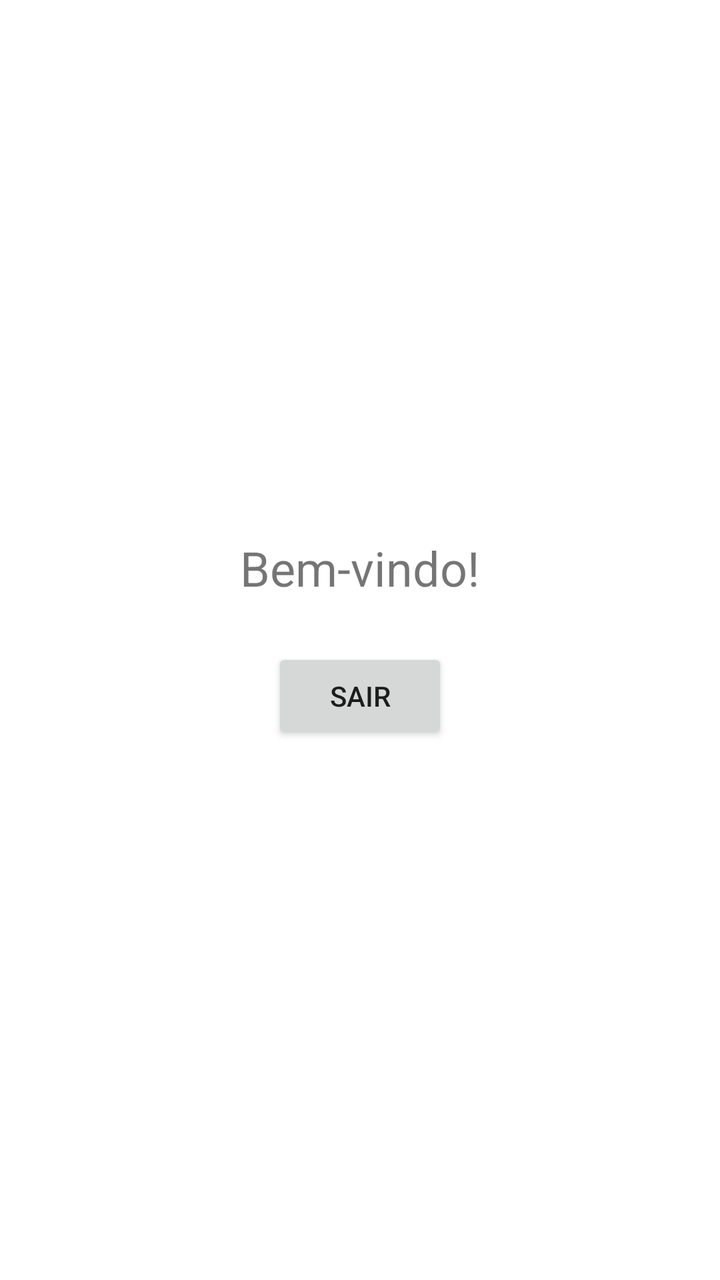
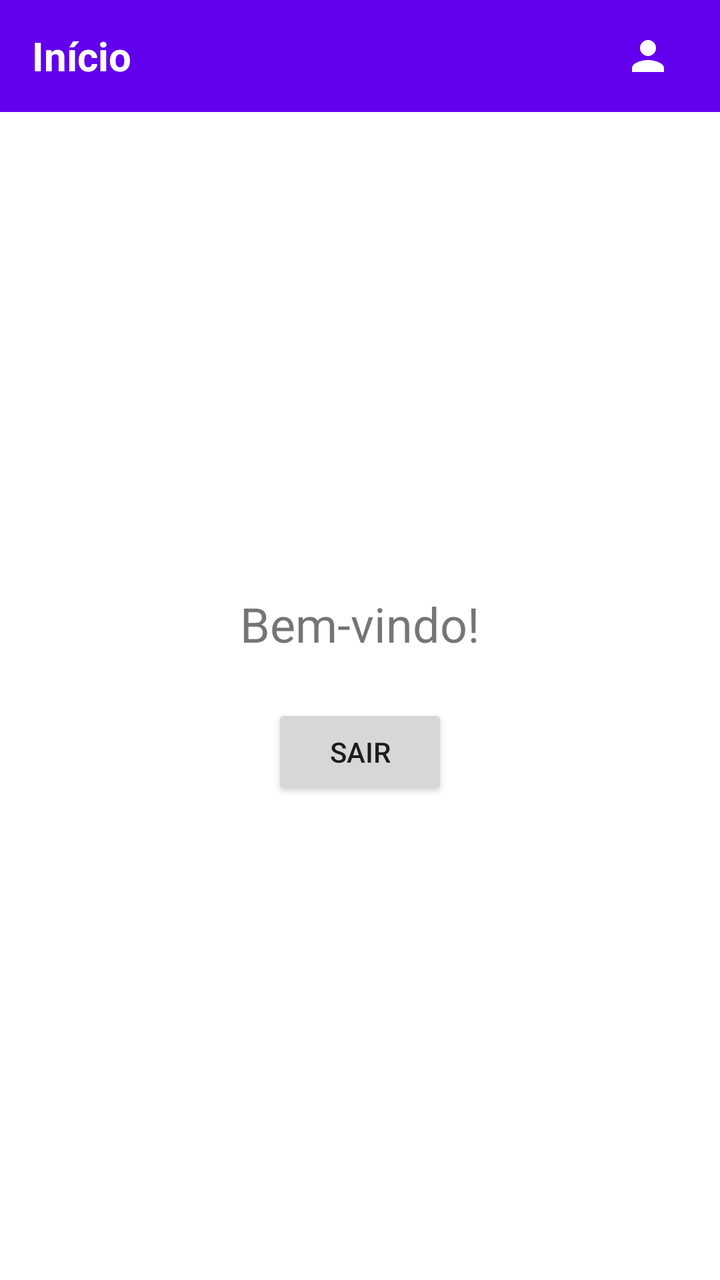

Two renders of the same Android screen: before a commit and after it. Below are the layout's source before the change and the commit's diff.
<!-- AndroidManifest.xml: application theme Theme.Brcomurimeuprojeto -->
<!-- res/layout/activity_home.xml -->
<?xml version="1.0" encoding="utf-8"?>
<LinearLayout xmlns:android="http://schemas.android.com/apk/res/android"
    android:layout_width="match_parent"
    android:layout_height="match_parent"
    android:orientation="vertical"
    android:padding="16dp"
    android:gravity="center">

    <TextView
        android:id="@+id/tvWelcome"
        android:layout_width="wrap_content"
        android:layout_height="wrap_content"
        android:text="Bem-vindo!"
        android:textSize="24sp"
        android:layout_marginBottom="24dp"/>

    <Button
        android:id="@+id/btnLogout"
        android:layout_width="wrap_content"
        android:layout_height="wrap_content"
        android:text="Sair" />

</LinearLayout>
<!-- resources referenced by this layout -->
<resources>
  <style name="Theme.Brcomurimeuprojeto" parent="Theme.MaterialComponents.DayNight.DarkActionBar">
          
          <item name="colorPrimary">@color/purple_500</item>
          <item name="colorPrimaryVariant">@color/purple_700</item>
          <item name="colorOnPrimary">@color/white</item>
          
          <item name="colorSecondary">@color/teal_200</item>
          <item name="colorSecondaryVariant">@color/teal_700</item>
          <item name="colorOnSecondary">@color/black</item>
          
          <item name="android:statusBarColor">?attr/colorPrimaryVariant</item>
          
      </style>
  <color name="purple_500">#FF6200EE</color>
  <color name="purple_700">#FF3700B3</color>
  <color name="white">#FFFFFFFF</color>
  <color name="teal_200">#FF03DAC5</color>
  <color name="teal_700">#FF018786</color>
  <color name="black">#FF000000</color>
</resources>

<!-- the commit's change to res/layout/activity_home.xml (unified diff, before → after) -->
@@ -1,23 +1,61 @@
 <?xml version="1.0" encoding="utf-8"?>
 <LinearLayout xmlns:android="http://schemas.android.com/apk/res/android"
+    xmlns:app="http://schemas.android.com/apk/res-auto"
     android:layout_width="match_parent"
     android:layout_height="match_parent"
-    android:orientation="vertical"
-    android:padding="16dp"
-    android:gravity="center">
+    android:orientation="vertical">
 
-    <TextView
-        android:id="@+id/tvWelcome"
-        android:layout_width="wrap_content"
-        android:layout_height="wrap_content"
-        android:text="Bem-vindo!"
-        android:textSize="24sp"
-        android:layout_marginBottom="24dp"/>
+    
+    <RelativeLayout
+        android:layout_width="match_parent"
+        android:layout_height="56dp"
+        android:background="?attr/colorPrimary"
+        android:paddingHorizontal="16dp">
 
-    <Button
-        android:id="@+id/btnLogout"
-        android:layout_width="wrap_content"
-        android:layout_height="wrap_content"
-        android:text="Sair" />
+        <TextView
+            android:layout_width="wrap_content"
+            android:layout_height="wrap_content"
+            android:layout_centerVertical="true"
+            android:text="Início"
+            android:textColor="?attr/colorOnPrimary"
+            android:textSize="20sp"
+            android:textStyle="bold" />
+
+        <ImageButton
+            android:id="@+id/btnProfile"
+            android:layout_width="40dp"
+            android:layout_height="40dp"
+            android:layout_alignParentEnd="true"
+            android:layout_centerVertical="true"
+            android:background="?attr/selectableItemBackgroundBorderless"
+            android:contentDescription="Perfil"
+            app:srcCompat="@drawable/ic_profile"
+            app:tint="?attr/colorOnPrimary" />
+
+    </RelativeLayout>
+
+    
+    <LinearLayout
+        android:layout_width="match_parent"
+        android:layout_height="match_parent"
+        android:gravity="center"
+        android:orientation="vertical"
+        android:padding="16dp">
+
+        <TextView
+            android:id="@+id/tvWelcome"
+            android:layout_width="wrap_content"
+            android:layout_height="wrap_content"
+            android:layout_marginBottom="24dp"
+            android:text="Bem-vindo!"
+            android:textSize="24sp" />
+
+        <Button
+            android:id="@+id/btnLogout"
+            android:layout_width="wrap_content"
+            android:layout_height="wrap_content"
+            android:text="Sair" />
+
+    </LinearLayout>
 
 </LinearLayout>
<!-- resource entries referenced after the edit -->
@@ -1,5 +1,15 @@
 <!-- resources referenced by this layout -->
 <resources>
+  <!-- drawable ic_profile (drawable) -->
+  <vector xmlns:android="http://schemas.android.com/apk/res/android"
+      android:width="24dp"
+      android:height="24dp"
+      android:viewportWidth="24"
+      android:viewportHeight="24">
+    <path
+        android:fillColor="#FFFFFFFF"
+        android:pathData="M12,12c2.21,0 4,-1.79 4,-4s-1.79,-4 -4,-4 -4,1.79 -4,4 1.79,4 4,4zM12,14c-2.67,0 -8,1.34 -8,4v2h16v-2c0,-2.66 -5.33,-4 -8,-4z"/>
+  </vector>
   <style name="Theme.Brcomurimeuprojeto" parent="Theme.MaterialComponents.DayNight.DarkActionBar">
           
           <item name="colorPrimary">@color/purple_500</item>
